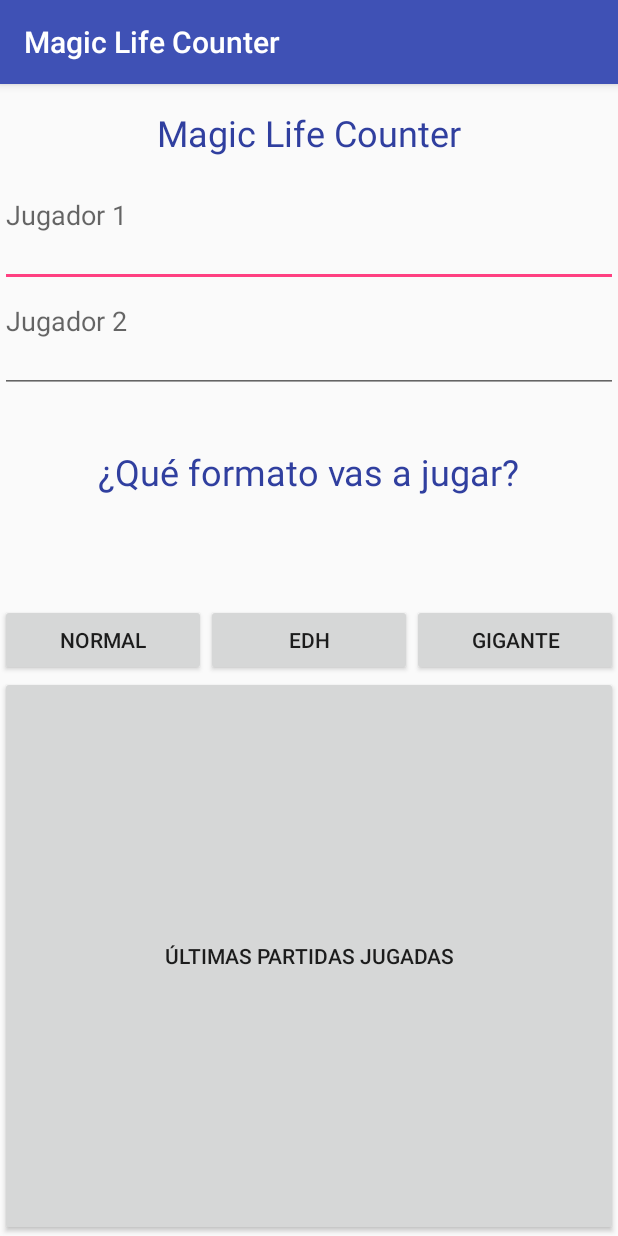
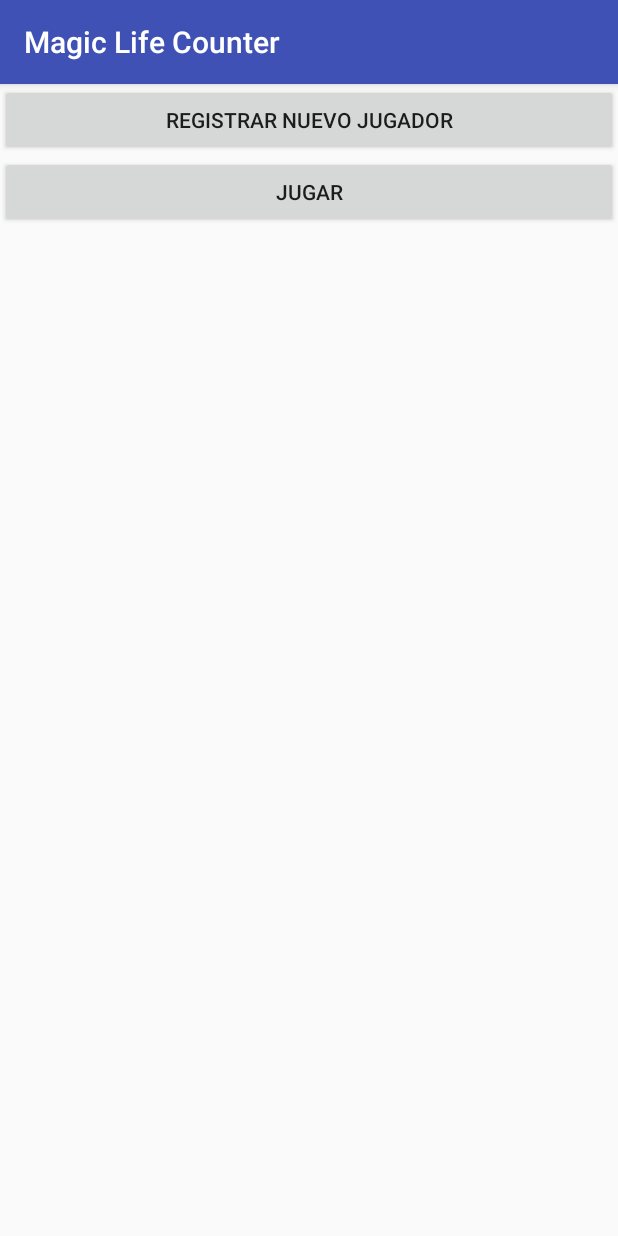
Before and after one commit to sitorzz/MagicEntregableProject, an Android app: the screen it shows after launch (MainActivity), on a phone screen of 412 x 824 dp. Run offline under Robolectric (Android 15) with nearby library versions, the phone set to English and light mode, and no system bars.

```diff
--- a/sesion08Entregable/app/src/main/java/com/example/rheras/sesion08entregable/DataSavesActivity.java
+++ b/sesion08Entregable/app/src/main/java/com/example/rheras/sesion08entregable/DataSavesActivity.java
@@ -47,7 +47,7 @@ public class DataSavesActivity extends AppCompatActivity {
     public void loadMatches(){
 
         matchModels = new ArrayList<>();
-
+        matchModel = new MatchModel();
 
 
         auxint=0;
@@ -71,7 +71,7 @@ public class DataSavesActivity extends AppCompatActivity {
 
                 if (auxint % 3 == 0) {
 
-                    matchModel = new MatchModel();
+
 
                     SimpleDateFormat dateFormat = new SimpleDateFormat("yyyy-MM-dd HH:mm:ss");
                     matchModel.setMyDate(dateFormat.parse(aux));
--- a/sesion08Entregable/app/src/main/java/com/example/rheras/sesion08entregable/GigantActivity.java
+++ b/sesion08Entregable/app/src/main/java/com/example/rheras/sesion08entregable/GigantActivity.java
@@ -34,8 +34,8 @@ public class GigantActivity extends AppCompatActivity {
 
         Bundle aux = getIntent().getExtras();
 
-        pj1 = aux.getString(MainActivity.EXTRA_MESSAGE);
-        pj2 = aux.getString(MainActivity.EXTRA_MESSAGE2);
+        pj1 = aux.getString(PlayActivity.EXTRA_MESSAGE);
+        pj2 = aux.getString(PlayActivity.EXTRA_MESSAGE2);
         pjname1 = (TextView) findViewById(R.id.gigant1name);
         pjname2 = (TextView) findViewById(R.id.gigant2name);
         gigantlifes1 = (TextView) findViewById(R.id.gigantplayer1lifes);
--- a/sesion08Entregable/app/src/main/java/com/example/rheras/sesion08entregable/NormalActivity.java
+++ b/sesion08Entregable/app/src/main/java/com/example/rheras/sesion08entregable/NormalActivity.java
@@ -46,8 +46,8 @@ public class NormalActivity extends AppCompatActivity {
 
         Bundle aux = getIntent().getExtras();
 
-        pj1 = aux.getString(MainActivity.EXTRA_MESSAGE);
-        pj2 = aux.getString(MainActivity.EXTRA_MESSAGE2);
+        pj1 = aux.getString(PlayActivity.EXTRA_MESSAGE);
+        pj2 = aux.getString(PlayActivity.EXTRA_MESSAGE2);
         pjname1 = (TextView) findViewById(R.id.normal1name);
         pjname2 = (TextView) findViewById(R.id.normal2name);
         normallifes1 = (TextView) findViewById(R.id.normalplayer1lifes);
--- a/sesion08Entregable/app/src/main/res/layout/activity_main.xml
+++ b/sesion08Entregable/app/src/main/res/layout/activity_main.xml
@@ -5,88 +5,17 @@
     android:layout_height="match_parent"
     android:orientation="vertical"
     tools:context="com.example.rheras.sesion08entregable.MainActivity">
-
-
-    <TextView
-
-        android:layout_width="wrap_content"
-        android:layout_height="wrap_content"
-        android:text="@string/tituloapp"
-        android:id="@+id/titulo"
-        android:textSize="@dimen/titlesize2"
-        android:padding="@dimen/normalpadding"
-        android:textColor="@color/colorPrimaryDark"
-        android:layout_gravity="center_horizontal" />
-
-    <EditText
+    <Button
         android:layout_width="match_parent"
         android:layout_height="wrap_content"
-        android:id="@+id/player1"
-        android:hint="@string/jugador1"
-        android:paddingBottom="@dimen/titlesize"
-        android:layout_gravity="center_horizontal" />
-
-    <EditText
+        android:text="@string/registrarse"
+        android:id="@+id/signup"
+        android:onClick="signup"/>
+    <Button
         android:layout_width="match_parent"
         android:layout_height="wrap_content"
-        android:id="@+id/player2"
-        android:hint="@string/jugador2"
-        android:paddingBottom="@dimen/titlesize"
-        android:layout_gravity="center_horizontal" />
-    <TextView
-
-        android:layout_width="wrap_content"
-        android:layout_height="wrap_content"
-        android:text="@string/pregunta"
-        android:id="@+id/ask"
-        android:padding="@dimen/titlesize"
-        android:textSize="@dimen/titlesize2"
-        android:textColor="@color/colorPrimaryDark"
-        android:layout_gravity="center_horizontal" />
-
-    <LinearLayout
-        android:layout_width="match_parent"
-        android:layout_height="wrap_content"
-        android:orientation="horizontal"
-        android:paddingTop="@dimen/titlesize">
-
-
-        <Button
-            android:layout_width="match_parent"
-            android:layout_weight="1"
-            android:layout_height="wrap_content"
-            android:text="@string/normal"
-            android:id="@+id/normal"
-            android:onClick="normal"
-        />
-
-        <Button
-            android:layout_width="match_parent"
-            android:layout_weight="1"
-            android:layout_height="wrap_content"
-            android:text="@string/commander"
-            android:id="@+id/commander"
-            />
-
-        <Button
-            android:layout_width="match_parent"
-            android:layout_weight="1"
-            android:layout_height="wrap_content"
-            android:text="@string/gigante"
-            android:onClick="gigant"
-            android:id="@+id/gigante"
-            />
-
-    </LinearLayout>
-
-    <Button
-        android:layout_width="match_parent"
-        android:layout_weight="0.5"
-        android:layout_height="wrap_content"
-        android:text="@string/guardadas"
-        android:id="@+id/datas"
-        android:onClick="dataSaves"
-        />
-
+        android:text="@string/jugar"
+        android:id="@+id/play"
+        android:onClick="play"/>
 
 </LinearLayout>
--- /dev/null
+++ b/sesion08Entregable/app/src/main/res/values-w820dp/strings.xml
@@ -0,0 +1,4 @@
+<?xml version="1.0" encoding="utf-8"?>
+<resources>
+    <string name="jugar">Jugar</string>
+</resources>
--- a/sesion08Entregable/app/src/main/res/values/strings.xml
+++ b/sesion08Entregable/app/src/main/res/values/strings.xml
@@ -10,4 +10,6 @@
     <string name="guardadas">Últimas partidas jugadas</string>
     <string name="sinpartidasguardadas">No se encontraron partidas anteriores</string>
     <string name="partidasguardadas">Last Saved Matches</string>
+    <string name="jugar">Jugar</string>
+    <string name="registrarse">Registrar Nuevo Jugador</string>
 </resources>
```
Also changed, not shown: sesion08Entregable/app/src/main/AndroidManifest.xml (+6 -4 lines), sesion08Entregable/app/src/main/java/com/example/rheras/sesion08entregable/MainActivity.java (+6 -53 lines), sesion08Entregable/app/src/main/java/com/example/rheras/sesion08entregable/PlayActivity.java (added, +82 -0 lines), sesion08Entregable/app/src/main/res/layout/activity_play.xml (added, +92 -0 lines).
